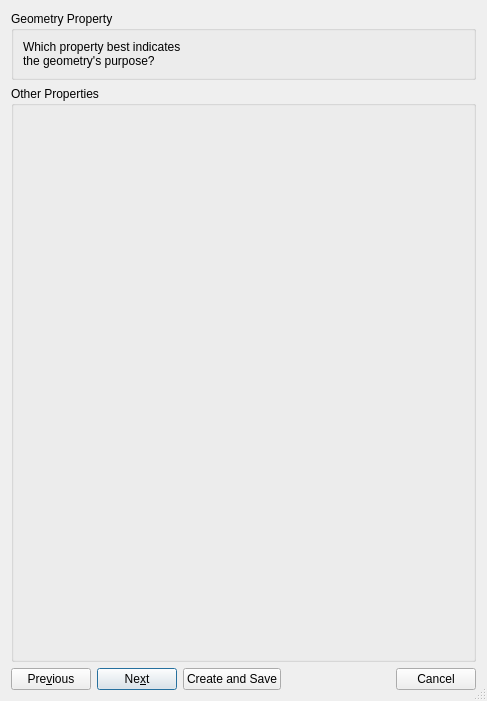
This is src/qt-widgets/CreateFeatureDialogUi.ui in GPlates/GPlates as Qt 5 draws it before an edit. The edited form follows.
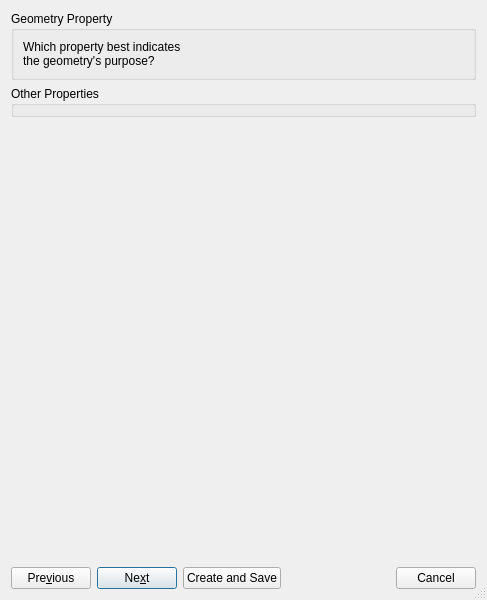
This is the edited form. The open tabs and pages were chosen to show the change. Icons and pictures are not drawn.

Diff of the .ui file:
```diff
--- a/src/qt-widgets/CreateFeatureDialogUi.ui
+++ b/src/qt-widgets/CreateFeatureDialogUi.ui
@@ -1,13 +1,13 @@
 <?xml version="1.0" encoding="UTF-8"?>
 <ui version="4.0">
  <class>CreateFeatureDialog</class>
- <widget class="QDialog" name="CreateFeatureDialog">
-  <property name="geometry">
+ <widget class="QDialog" name="CreateFeatureDialog" >
+  <property name="geometry" >
    <rect>
     <x>0</x>
     <y>0</y>
     <width>487</width>
-    <height>701</height>
+    <height>600</height>
    </rect>
   </property>
   <property name="windowTitle">
@@ -104,18 +104,22 @@
         </widget>
        </item>
        <item>
-        <widget class="QGroupBox" name="groupbox_properties">
-         <property name="sizePolicy">
-          <sizepolicy hsizetype="Preferred" vsizetype="Expanding">
-           <horstretch>0</horstretch>
-           <verstretch>1</verstretch>
-          </sizepolicy>
-         </property>
-         <property name="title">
+        <widget class="QGroupBox" name="groupbox_properties" >
+         <property name="title" >
           <string>Other Properties</string>
          </property>
         </widget>
        </item>
+       <item>
+        <widget class="QWidget" native="1" name="widget" >
+         <property name="sizePolicy" >
+          <sizepolicy vsizetype="Expanding" hsizetype="Preferred" >
+           <horstretch>0</horstretch>
+           <verstretch>1</verstretch>
+          </sizepolicy>
+         </property>
+        </widget>
+       </item>
       </layout>
      </widget>
      <widget class="QWidget" name="page_custom_properties">
```
Left out of the diff: 123 changed lines with no effect on the pictures.
